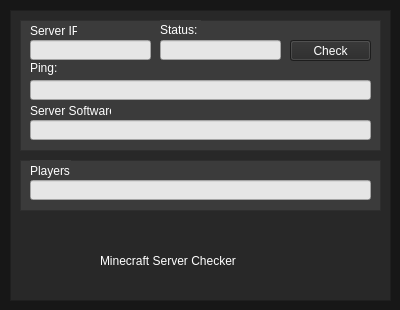
Old version of the form Minecraft Server Checker/files/main.ui in the repository OhRetro/minecraft-server-checker.
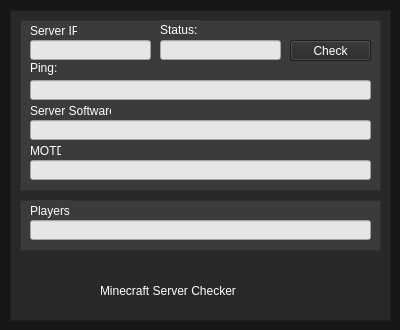
New version of the form. Icons and pictures are not drawn.

What changed in the file:
```diff
--- a/Minecraft Server Checker/files/main.ui
+++ b/Minecraft Server Checker/files/main.ui
@@ -7,7 +7,7 @@
     <x>0</x>
     <y>0</y>
     <width>400</width>
-    <height>310</height>
+    <height>330</height>
    </rect>
   </property>
   <property name="windowTitle">
@@ -26,7 +26,7 @@
      <x>10</x>
      <y>10</y>
      <width>381</width>
-     <height>291</height>
+     <height>311</height>
     </rect>
    </property>
    <property name="styleSheet">
@@ -48,7 +48,7 @@
       <x>10</x>
       <y>10</y>
       <width>361</width>
-      <height>131</height>
+      <height>171</height>
      </rect>
     </property>
     <property name="styleSheet">
@@ -196,12 +196,42 @@
       <bool>true</bool>
      </property>
     </widget>
+    <widget class="QLabel" name="ServerMOTD_text">
+     <property name="geometry">
+      <rect>
+       <x>10</x>
+       <y>120</y>
+       <width>31</width>
+       <height>21</height>
+      </rect>
+     </property>
+     <property name="text">
+      <string>MOTD:</string>
+     </property>
+    </widget>
+    <widget class="QLineEdit" name="ServerMOTD_display">
+     <property name="geometry">
+      <rect>
+       <x>10</x>
+       <y>140</y>
+       <width>341</width>
+       <height>20</height>
+      </rect>
+     </property>
+     <property name="styleSheet">
+      <string notr="true">background-color: rgb(230, 230, 230);
+color: rgb(0, 0, 0);</string>
+     </property>
+     <property name="readOnly">
+      <bool>true</bool>
+     </property>
+    </widget>
    </widget>
    <widget class="QFrame" name="Server_players">
     <property name="geometry">
      <rect>
       <x>10</x>
-      <y>150</y>
+      <y>190</y>
       <width>361</width>
       <height>51</height>
      </rect>
@@ -250,7 +280,7 @@
     <property name="geometry">
      <rect>
       <x>90</x>
-      <y>240</y>
+      <y>270</y>
       <width>221</width>
       <height>21</height>
      </rect>
@@ -267,10 +297,10 @@
    <widget class="QLabel" name="MinecraftLogo">
     <property name="geometry">
      <rect>
-      <x>20</x>
-      <y>220</y>
-      <width>61</width>
-      <height>61</height>
+      <x>30</x>
+      <y>250</y>
+      <width>51</width>
+      <height>51</height>
      </rect>
     </property>
     <property name="text">
```
